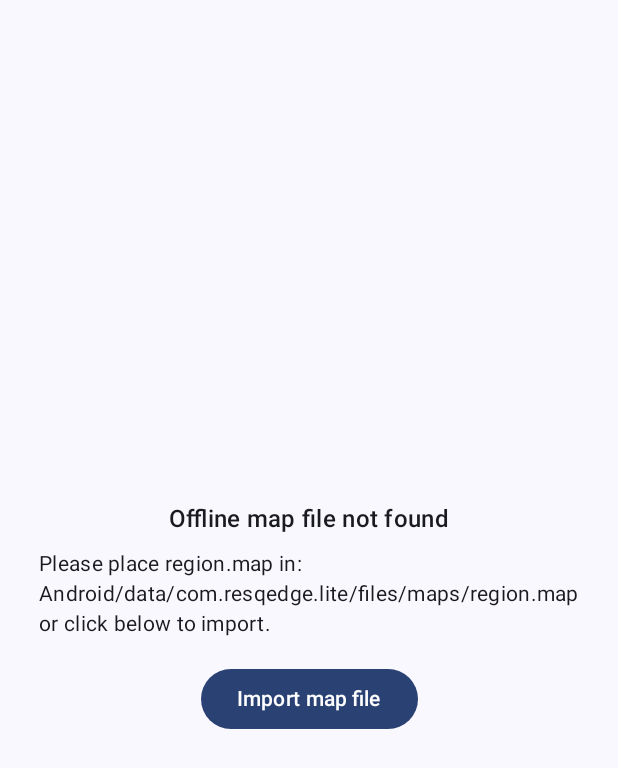
After one commit to alanfrancis765/ResQEdgeLite, an Android app built with Jetpack Compose: the composable StreetClusterMap called with empty values, on a phone screen of 412 x 824 dp. The commit adds this screen. Shown: the top 768 px of the screen. Run offline under Robolectric (Android 15) with nearby library versions, the light colour scheme and no system bars; libraries missing offline, so code that uses them is left out: org.mapsforge.core, org.mapsforge.map.

Commit message:
WIP snapshot: cluster UI, wait cap 60, Mapsforge attempt

```diff
--- a/android/app/src/main/AndroidManifest.xml
+++ b/android/app/src/main/AndroidManifest.xml
@@ -6,6 +6,7 @@
     <uses-permission android:name="android.permission.ACCESS_COARSE_LOCATION" />
 
     <application
+        android:name=".ResQEdgeApplication"
         android:allowBackup="true"
         android:dataExtractionRules="@xml/data_extraction_rules"
         android:fullBackupContent="@xml/backup_rules"
--- a/android/app/src/main/java/com/resqedge/lite/model/Triage.kt
+++ b/android/app/src/main/java/com/resqedge/lite/model/Triage.kt
@@ -9,7 +9,7 @@ data class TriageWeights(
     val maxPeopleCounted: Int = 20,
     val perWaterLevel: Double = 10.0,
     val perMinuteWaiting: Double = 0.5,
-    val maxWaitMinutes: Long = 180
+    val maxWaitMinutes: Long = 60
 )
 
 object Triage {
--- /dev/null
+++ b/android/app/src/main/java/com/resqedge/lite/ui/responder/StreetClusterMap.kt
@@ -0,0 +1,289 @@
+package com.resqedge.lite.ui.responder
+
+import androidx.activity.compose.rememberLauncherForActivityResult
+import androidx.activity.result.contract.ActivityResultContracts
+import androidx.compose.foundation.Canvas
+import androidx.compose.foundation.gestures.detectTapGestures
+import androidx.compose.foundation.layout.*
+import androidx.compose.material3.*
+import androidx.compose.runtime.*
+import androidx.compose.ui.Alignment
+import androidx.compose.ui.Modifier
+import androidx.compose.ui.geometry.Offset
+import androidx.compose.ui.graphics.Color
+import androidx.compose.ui.graphics.drawscope.Stroke
+import androidx.compose.ui.graphics.lerp
+import androidx.compose.ui.input.pointer.pointerInput
+import androidx.compose.ui.platform.LocalContext
+import androidx.compose.ui.text.TextStyle
+import androidx.compose.ui.text.drawText
+import androidx.compose.ui.text.font.FontWeight
+import androidx.compose.ui.text.rememberTextMeasurer
+import androidx.compose.ui.unit.dp
+import androidx.compose.ui.unit.sp
+import androidx.compose.ui.viewinterop.AndroidView
+import com.resqedge.lite.model.Cluster
+import org.mapsforge.core.model.LatLong
+import org.mapsforge.core.util.MercatorProjection
+import org.mapsforge.map.android.graphics.AndroidGraphicFactory
+import org.mapsforge.map.android.util.AndroidUtil
+import org.mapsforge.map.android.view.MapView
+import org.mapsforge.map.layer.renderer.TileRendererLayer
+import org.mapsforge.map.model.common.Observer
+import org.mapsforge.map.reader.MapFile
+import org.mapsforge.map.rendertheme.internal.MapsforgeThemes
+import java.io.File
+import kotlin.math.*
+
+const val MAP_FILE_NAME = "region.map"
+
+@Composable
+fun StreetClusterMap(clusters: List<Cluster>, modifier: Modifier = Modifier) {
+    val context = LocalContext.current
+    val mapsDir = remember { File(context.getExternalFilesDir("maps"), MAP_FILE_NAME) }
+    var fileExists by remember { mutableStateOf(mapsDir.exists()) }
+    var importMsg by remember { mutableStateOf("") }
+    var selected by remember { mutableStateOf<Int?>(null) }
+
+    val launcher = rememberLauncherForActivityResult(ActivityResultContracts.OpenDocument()) { uri ->
+        uri?.let {
+            try {
+                context.contentResolver.openInputStream(it)?.use { input ->
+                    mapsDir.parentFile?.mkdirs()
+                    mapsDir.outputStream().use { output ->
+                        input.copyTo(output)
+                    }
+                }
+                fileExists = mapsDir.exists()
+                importMsg = "Imported (${mapsDir.length() / 1024 / 1024} MB)"
+            } catch (e: Exception) {
+                importMsg = "Error: ${e.message}"
+            }
+        }
+    }
+
+    if (!fileExists) {
+        Box(
+            modifier = modifier.fillMaxSize().padding(16.dp),
+            contentAlignment = Alignment.Center
+        ) {
+            Column(
+                horizontalAlignment = Alignment.CenterHorizontally
+            ) {
+                Text("Offline map file not found", style = MaterialTheme.typography.titleMedium)
+                Spacer(Modifier.height(8.dp))
+                Text(
+                    "Please place region.map in:\nAndroid/data/com.resqedge.lite/files/maps/region.map\nor click below to import.",
+                    style = MaterialTheme.typography.bodyMedium
+                )
+                Spacer(Modifier.height(16.dp))
+                Button(onClick = { launcher.launch(arrayOf("*/*")) }) {
+                    Text("Import map file")
+                }
+                if (importMsg.isNotEmpty()) {
+                    Spacer(Modifier.height(8.dp))
+                    Text(importMsg, style = MaterialTheme.typography.bodySmall)
+                }
+            }
+        }
+        return
+    }
+
+    val mapFile = remember { MapFile(mapsDir) }
+    val mapBBox = remember { mapFile.boundingBox() }
+    val coversArea = remember(clusters, mapBBox) {
+        if (clusters.isEmpty()) true
+        else clusters.all { c ->
+            c.centerLat >= mapBBox.minLatitude && c.centerLat <= mapBBox.maxLatitude &&
+            c.centerLon >= mapBBox.minLongitude && c.centerLon <= mapBBox.maxLongitude
+        }
+    }
+
+    val measurer = rememberTextMeasurer()
+    val maxScore = remember(clusters) { clusters.maxOfOrNull { it.topScore }?.coerceAtLeast(1.0) ?: 1.0 }
+    val colorLow = Color(0xFFF9A825)
+    val colorHigh = Color(0xFFB71C1C)
+    val sel = selected?.takeIf { it < clusters.size }
+
+    var mapViewRef by remember { mutableStateOf<MapView?>(null) }
+
+    Column(modifier = modifier) {
+        Row(horizontalArrangement = Arrangement.spacedBy(8.dp)) {
+            Button(onClick = {
+                mapViewRef?.let { mv ->
+                    if (clusters.isNotEmpty()) {
+                        val first = clusters[0]
+                        mv.model.mapViewPosition.setCenter(LatLong(first.centerLat, first.centerLon))
+                        mv.model.mapViewPosition.zoomLevel = 16.toByte()
+                    }
+                }
+            }) { Text("Zoom to top cluster") }
+            OutlinedButton(onClick = {
+                mapViewRef?.let { mv ->
+                    if (clusters.isNotEmpty()) {
+                        val latAvg = clusters.map { it.centerLat }.average()
+                        val lonAvg = clusters.map { it.centerLon }.average()
+                        mv.model.mapViewPosition.setCenter(LatLong(latAvg, lonAvg))
+                        mv.model.mapViewPosition.zoomLevel = 12.toByte()
+                    }
+                }
+            }) { Text("Fit all") }
+        }
+        if (!coversArea) {
+            Text("Map file does not cover this area", color = MaterialTheme.colorScheme.error, style = MaterialTheme.typography.bodySmall)
+        }
+        Spacer(Modifier.height(4.dp))
+
+        Box(
+            modifier = Modifier
+                .fillMaxWidth()
+                .weight(1f)
+        ) {
+            AndroidView(
+                modifier = Modifier.fillMaxSize(),
+                factory = { ctx ->
+                    MapView(ctx).apply {
+                        isClickable = true
+                        model.mapViewPosition.setCenter(LatLong(clusters.firstOrNull()?.centerLat ?: 9.5, clusters.firstOrNull()?.centerLon ?: 76.4))
+                        model.mapViewPosition.zoomLevel = 12.toByte()
+
+                        val tileCache = AndroidUtil.createTileCache(
+                            ctx, "mapcache", model.displayModel.tileSize, 1f,
+                            model.frameBufferModel.overdrawFactor
+                        )
+                        val tileRendererLayer = TileRendererLayer(
+                            tileCache, mapFile, model.mapViewPosition, AndroidGraphicFactory.INSTANCE
+                        ).apply {
+                            setXmlRenderTheme(MapsforgeThemes.DEFAULT)
+                        }
+                        layerManager.layers.add(tileRendererLayer)
+                        mapViewRef = this
+                    }
+                },
+                onRelease = { mv ->
+                    mv.destroy()
+                }
+            )
+
+            val mv = mapViewRef
+            if (mv != null) {
+                var mapCenter by remember { mutableStateOf(mv.model.mapViewPosition.center) }
+                var zoom by remember { mutableStateOf(mv.model.mapViewPosition.zoomLevel) }
+
+                DisposableEffect(mv) {
+                    val observer = Observer {
+                        mapCenter = mv.model.mapViewPosition.center
+                        zoom = mv.model.mapViewPosition.zoomLevel
+                    }
+                    mv.model.mapViewPosition.addObserver(observer)
+                    onDispose {
+                        mv.model.mapViewPosition.removeObserver(observer)
+                    }
+                }
+
+                Canvas(
+                    modifier = Modifier
+                        .fillMaxSize()
+                        .pointerInput(clusters, mv, mapCenter, zoom) {
+                            detectTapGestures { tap ->
+                                val pos = mv.model.mapViewPosition
+                                val currentZoom = pos.zoomLevel
+                                val tileSize = mv.model.displayModel.tileSize
+                                val mapSize = MercatorProjection.getMapSize(currentZoom, tileSize)
+                                val center = pos.center
+                                val centerPxX = MercatorProjection.longitudeToPixelX(center.longitude, mapSize)
+                                val centerPxY = MercatorProjection.latitudeToPixelY(center.latitude, mapSize)
+
+                                var best = -1
+                                var bestDist = Float.MAX_VALUE
+                                clusters.forEachIndexed { i, c ->
+                                    val ptPxX = MercatorProjection.longitudeToPixelX(c.centerLon, mapSize)
+                                    val ptPxY = MercatorProjection.latitudeToPixelY(c.centerLat, mapSize)
+                                    val sx = size.width / 2f + (ptPxX - centerPxX).toFloat()
+                                    val sy = size.height / 2f + (ptPxY - centerPxY).toFloat()
+                                    val d = hypot(sx - tap.x, sy - tap.y)
+                                    if (d < bestDist) {
+                                        bestDist = d
+                                        best = i
+                                    }
+                                }
+                                selected = if (best >= 0 && bestDist < 32.dp.toPx()) best else null
+                            }
+                        }
+                ) {
+                    val pos = mv.model.mapViewPosition
+                    val currentZoom = pos.zoomLevel
+                    val tileSize = mv.model.displayModel.tileSize
+                    val mapSize = MercatorProjection.getMapSize(currentZoom, tileSize)
+                    val center = pos.center
+                    val centerPxX = MercatorProjection.longitudeToPixelX(center.longitude, mapSize)
+                    val centerPxY = MercatorProjection.latitudeToPixelY(center.latitude, mapSize)
+                    val w = size.width
+                    val h = size.height
+
+                    // Pass 1: Draw circles
+                    clusters.forEachIndexed { i, c ->
+                        val ptPxX = MercatorProjection.longitudeToPixelX(c.centerLon, mapSize)
+                        val ptPxY = MercatorProjection.latitudeToPixelY(c.centerLat, mapSize)
+                        val sx = w / 2f + (ptPxX - centerPxX).toFloat()
+                        val sy = h / 2f + (ptPxY - centerPxY).toFloat()
+                        if (sx < -60f || sx > w + 60f || sy < -60f || sy > h + 60f) return@forEachIndexed
+
+                        val r = (10f + 3f * sqrt(c.totalPeople.toFloat())).dp.toPx()
+                        val t = (c.topScore / maxScore).toFloat().coerceIn(0f, 1f)
+                        val centre = Offset(sx, sy)
+                        drawCircle(
+                            color = lerp(colorLow, colorHigh, t).copy(alpha = 0.88f),
+                            radius = r,
+                            center = centre
+                        )
+                        if (sel == i) {
+                            drawCircle(
+                                color = Color.White, radius = r + 4.dp.toPx(),
+                                center = centre, style = Stroke(width = 3.dp.toPx())
+                            )
+                        }
+                    }
+
+                    // Pass 2: Draw rank numbers
+                    clusters.forEachIndexed { i, c ->
+                        val ptPxX = MercatorProjection.longitudeToPixelX(c.centerLon, mapSize)
+                        val ptPxY = MercatorProjection.latitudeToPixelY(c.centerLat, mapSize)
+                        val sx = w / 2f + (ptPxX - centerPxX).toFloat()
+                        val sy = h / 2f + (ptPxY - centerPxY).toFloat()
+                        if (sx < -60f || sx > w + 60f || sy < -60f || sy > h + 60f) return@forEachIndexed
+
+                        val t = (c.topScore / maxScore).toFloat().coerceIn(0f, 1f)
+                        if (i < 10 || sel == i || clusters.size <= 25) {
+                            val label = measurer.measure(
+                                "${i + 1}",
+                                TextStyle(
+                                    color = if (t < 0.5f) Color.Black else Color.White,
+                                    fontSize = 12.sp, fontWeight = FontWeight.Bold
+                                )
+                            )
+                            drawText(
+                                label,
+                                topLeft = Offset(sx - label.size.width / 2f, sy - label.size.height / 2f)
+                            )
+                        }
+                    }
+
+                    // Attribution line at bottom-right
+                    val attrText = "© OpenStreetMap contributors, ODbL"
+                    val attrLayout = measurer.measure(attrText, TextStyle(color = Color.DarkGray, fontSize = 10.sp))
+                    drawText(
+                        attrLayout,
+                        topLeft = Offset(w - attrLayout.size.width - 8.dp.toPx(), h - attrLayout.size.height - 4.dp.toPx())
+                    )
+                }
+            }
+        }
+        Spacer(Modifier.height(4.dp))
+        Text("Offline street map from a map pack stored on this phone.", style = MaterialTheme.typography.bodySmall)
+        Spacer(Modifier.height(4.dp))
+        if (sel != null) {
+            ClusterCard(sel + 1, clusters[sel])
+        }
+    }
+}
--- a/android/gradle/libs.versions.toml
+++ b/android/gradle/libs.versions.toml
@@ -10,6 +10,7 @@ kotlin = "2.0.21"
 composeBom = "2026.02.01"
 room = "2.8.5"
 ksp = "2.0.21-1.0.28"
+mapsforge = "0.25.0"
 
 [libraries]
 androidx-core-ktx = { group = "androidx.core", name = "core-ktx", version.ref = "coreKtx" }
@@ -29,6 +30,9 @@ androidx-compose-material3 = { group = "androidx.compose.material3", name = "mat
 androidx-room-runtime = { group = "androidx.room", name = "room-runtime", version.ref = "room" }
 androidx-room-ktx = { group = "androidx.room", name = "room-ktx", version.ref = "room" }
 androidx-room-compiler = { group = "androidx.room", name = "room-compiler", version.ref = "room" }
+mapsforge-map-android = { group = "org.mapsforge", name = "mapsforge-map-android", version.ref = "mapsforge" }
+mapsforge-map-reader = { group = "org.mapsforge", name = "mapsforge-map-reader", version.ref = "mapsforge" }
+mapsforge-themes = { group = "org.mapsforge", name = "mapsforge-themes", version.ref = "mapsforge" }
 
 [plugins]
 android-application = { id = "com.android.application", version.ref = "agp" }
```
Also changed, not shown: android/app/build.gradle.kts (+5 -3 lines), android/app/src/main/java/com/resqedge/lite/ResQEdgeApplication.kt (added, +11 -0 lines), android/app/src/main/java/com/resqedge/lite/model/ClusterSummary.kt (added, +30 -0 lines), android/app/src/main/java/com/resqedge/lite/model/Clustering.kt (added, +74 -0 lines), android/app/src/main/java/com/resqedge/lite/ui/responder/ClusterList.kt (added, +46 -0 lines), android/app/src/main/java/com/resqedge/lite/ui/responder/ClusterMap.kt (added, +211 -0 lines), android/app/src/main/java/com/resqedge/lite/ui/responder/ResponderScreen.kt (+51 -2 lines), 5 other files.
